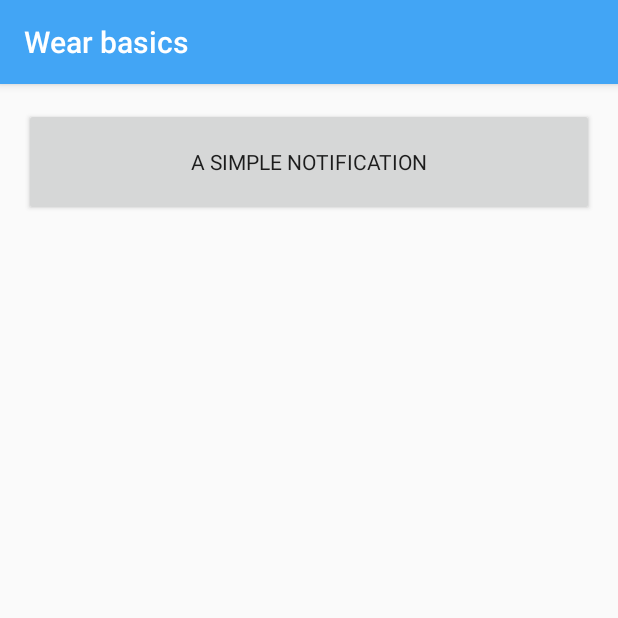
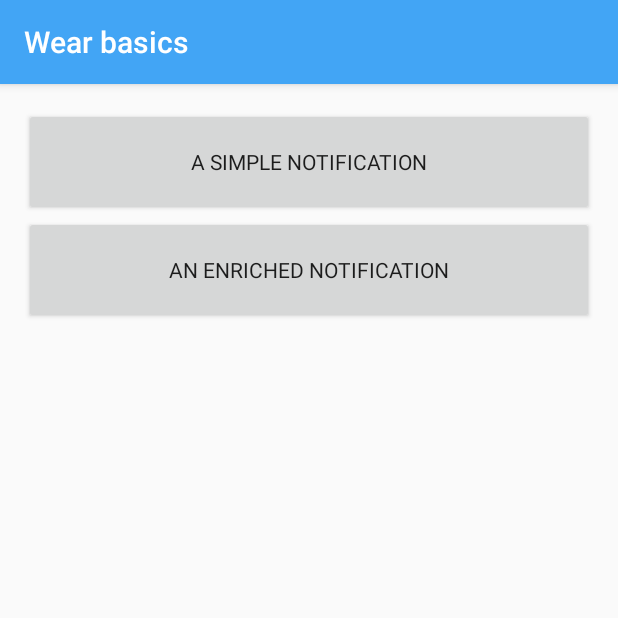
Before and after one commit to saulmm/android-wear-basics, an Android app: the screen it shows after launch (MainActivity), on a phone screen of 412 x 824 dp, the top half of it. Run offline under Robolectric (Android 15) with nearby library versions, the phone set to English and light mode, and no system bars.

Commit message:
Added button and event handler

```diff
--- a/mobile/src/main/java/test/com/saulmm/simplenotification/MainActivity.java
+++ b/mobile/src/main/java/test/com/saulmm/simplenotification/MainActivity.java
@@ -32,4 +32,8 @@ public class MainActivity extends ActionBarActivity {
 
         mNotificationManager.notify(SIMPLE_NOTIFICATION_ID, nBuilder.build());
     }
+
+    public void showEnrichedNotification(View view) {
+
+    }
 }
--- a/mobile/src/main/res/layout/activity_main.xml
+++ b/mobile/src/main/res/layout/activity_main.xml
@@ -7,13 +7,23 @@
     android:paddingTop="@dimen/activity_vertical_margin"
     android:paddingBottom="@dimen/activity_vertical_margin"
     android:orientation="vertical"
-    tools:context=".MainActivity">
+    tools:context=".MainActivity"
+    >
 
     <Button
         android:layout_width="match_parent"
         android:layout_height="wrap_content"
         android:text="@string/activity_main_snotification_button"
         android:onClick="showBasicNotification"
-        style="@style/WearBasicsButton"/>
+        style="@style/WearBasicsButton"
+        />
+
+    <Button
+        android:layout_width="match_parent"
+        android:layout_height="wrap_content"
+        android:text="an Enriched notification"
+        android:onClick="showEnrichedNotification"
+        style="@style/WearBasicsButton"
+        />
 
 </LinearLayout>
```
